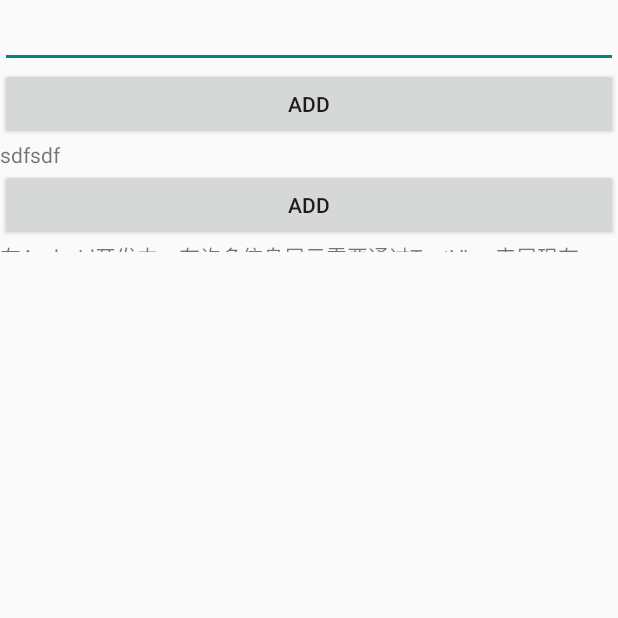
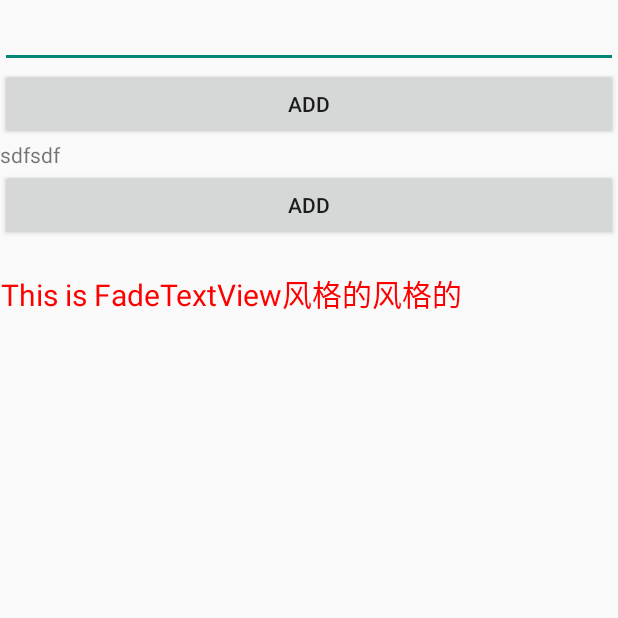
Before and after one commit to peng093/andoridAitPeople, an Android app: the AitPeople screen opened directly, with no data from a screen before it, on a phone screen of 412 x 824 dp, the top half of it. Run offline under Robolectric (Android 15) with nearby library versions, the phone set to English and light mode, and no system bars; our stand-ins replace ButterKnife; libraries missing offline, so code that uses them is left out: com.alibaba.fastjson; 1 statement that could not run was skipped.

Commit message:
1.优化

```diff
--- a/app/build.gradle
+++ b/app/build.gradle
@@ -26,12 +26,11 @@ android {
 }
 
 dependencies {
-    implementation fileTree(dir: 'libs', include: ['*.jar'])
+    implementation fileTree(include: ['*.jar'], dir: 'libs')
     implementation 'com.android.support:appcompat-v7:28.0.0'
     implementation 'com.android.support.constraint:constraint-layout:1.1.3'
     implementation 'com.android.support:design:28.0.0'
     implementation 'com.android.support:cardview-v7:28.0.0'
-
     testImplementation 'junit:junit:4.12'
     androidTestImplementation 'com.android.support.test:runner:1.0.2'
     androidTestImplementation 'com.android.support.test.espresso:espresso-core:3.0.2'
@@ -70,4 +69,5 @@ dependencies {
     implementation 'com.facebook.fresco:fresco:1.11.0'
     implementation 'com.facebook.fresco:animated-gif:1.11.0'
     implementation 'com.facebook.fresco:imagepipeline-okhttp3:1.11.0+'
+
 }
--- a/app/src/main/java/com/example/atpeople/myapplication/atpeople/AitPeople.java
+++ b/app/src/main/java/com/example/atpeople/myapplication/atpeople/AitPeople.java
@@ -80,6 +80,7 @@ public class AitPeople extends AppCompatActivity {
         instance = this;
         bt_haha.setBackgroundColor(R.color.material_red_900);
         initData();
+
     }
 
     private void initData() {
@@ -90,9 +91,6 @@ public class AitPeople extends AppCompatActivity {
             }
         });
         new UtilMoreText(tv_folding,msg,"...More","Pick up",5,Color.BLUE);
-//        Drawable down = getResources().getDrawable(R.drawable.ic_keyboard_arrow_down_black_18dp);
-//        Drawable up = getResources().getDrawable(R.drawable.ic_keyboard_arrow_up_black_18dp);
-//        new UtilMoreText(tv_folding,msg,down,up,5);
     }
 
     private void AddText() {
--- a/app/src/main/res/layout/ait_poeple.xml
+++ b/app/src/main/res/layout/ait_poeple.xml
@@ -3,8 +3,8 @@
     xmlns:tools="http://schemas.android.com/tools"
     android:layout_width="match_parent"
     android:layout_height="wrap_content"
-    android:orientation="vertical"
-    >
+    xmlns:app="http://schemas.android.com/apk/res-auto"
+    android:orientation="vertical">
 
     <EditText
         android:id="@+id/copy_wechat"
@@ -30,10 +30,27 @@
         android:onClick="getString"
         android:text="add"
         />
+
     <TextView
         android:id="@+id/tv_folding"
         android:layout_width="match_parent"
         android:layout_height="wrap_content"
-        android:text="在文本末尾，实现点击“展开”---展开所有文本，并把“展开”改为“收起”；点击“收起”，则收起文本； 2、“展开”和“收起”紧跟文本末尾。并且不换行。"
+        android:visibility="gone"
         />
+    <LinearLayout
+        android:layout_width="match_parent"
+        android:layout_height="match_parent"
+        android:orientation="vertical"
+        >
+        <TextView
+            android:id="@+id/textview3"
+            android:layout_width="wrap_content"
+            android:layout_height="wrap_content"
+            android:layout_marginTop="20dp"
+            android:gravity="center"
+            android:text="This is FadeTextView风格的风格的"
+            android:textColor="#ff0000"
+            android:textSize="20sp"/>
+    </LinearLayout>
+
 </LinearLayout>
```
